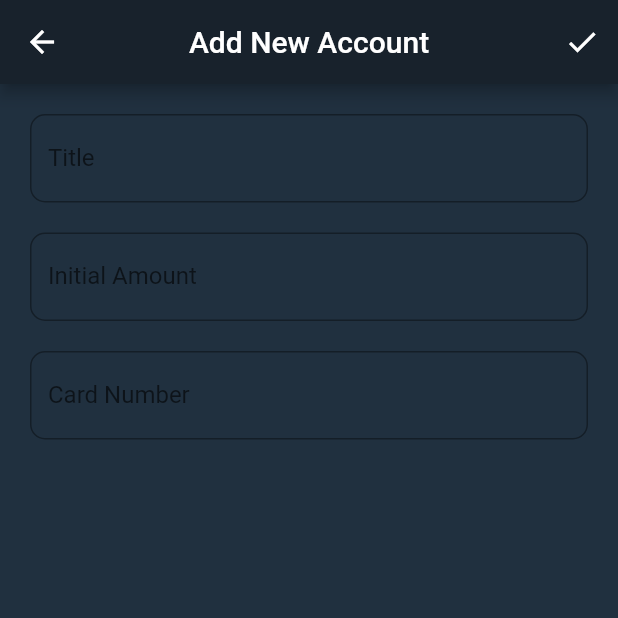
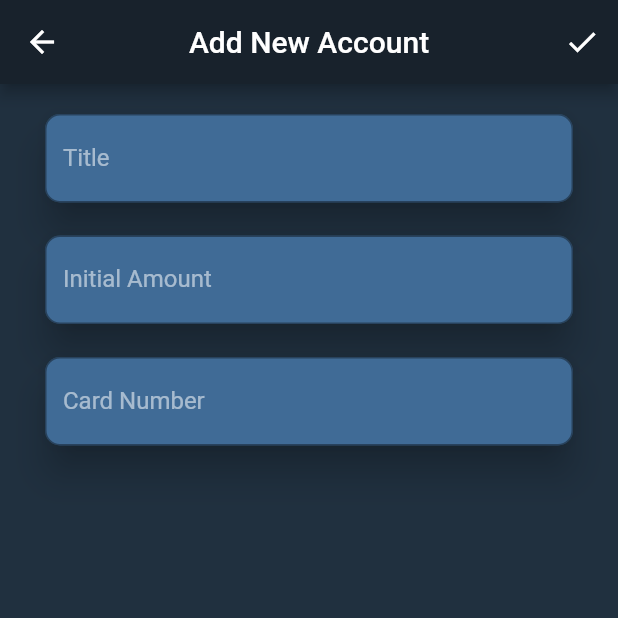
Before and after one commit to mehranz/meAccounting, a Flutter app: the AddNewAccountScreen screen opened directly, on a phone screen of 412 x 824 dp, the top half of it. Run offline on Flutter 3.47's test engine with Material 2 defaults, Android fonts, the phone set to English and light mode, and no system bars; our stand-ins replace sqflite; accounts and stored records are empty.

Commit message:
some UI changes

```diff
--- a/lib/src/screens/add_new_account_screen.dart
+++ b/lib/src/screens/add_new_account_screen.dart
@@ -35,16 +35,21 @@ class AddNewAccountScreen extends StatelessWidget {
         margin: EdgeInsets.all(20),
         child: Column(children: <Widget>[
           titleField(),
-          SizedBox(
-            height: 20,
-          ),
           initialAmountField(),
-          SizedBox(
-            height: 20,
-          ),
           cardNumberField(),
         ]),
       ),
+    );
+  }
+
+  Widget textFieldsTheme(Widget textField, {Color primaryColor}) {
+    return Theme(
+      child: textField,
+      data: ThemeData(
+          primaryColor: primaryColor,
+          accentColor: Colors.white,
+          hintColor: Colors.white54,
+          textSelectionColor: Colors.white),
     );
   }
 
@@ -58,18 +63,44 @@ class AddNewAccountScreen extends StatelessWidget {
     return StreamBuilder(
       stream: bloc.titleStream,
       builder: (BuildContext context, AsyncSnapshot<String> snapshot) {
-        return TextField(
+        return Column(children: [
+          textFieldsTheme(
+              Card(
+                  margin: EdgeInsets.only(left: 10, right: 10),
+                  elevation: 10,
+                  shape: RoundedRectangleBorder(
+                      borderRadius: BorderRadius.circular(10)),
+                  color: Color(0XFF406B96),
+                  child: TextField(
+                    style: TextStyle(color: Colors.white),
                     controller: _titleController,
                     onChanged: (value) => bloc.addTitle(value),
                     decoration: InputDecoration(
                       labelText: "Title",
                       hintText: "Title",
+
                       border: OutlineInputBorder(
                         borderRadius: BorderRadius.circular(10.0),
                       ),
-            errorText: snapshot.hasError ? snapshot.error : null,
+                      // errorText: snapshot.hasError ? snapshot.error : null,
                     ),
-        );
+                  )),
+              primaryColor: snapshot.hasError ? Colors.red : Colors.white),
+
+          // Container for error text to avoid show errors inside card
+          Container(
+              // height: 10,
+              alignment: Alignment.bottomLeft,
+              // padding: EdgeInsets.all(10),
+              margin: EdgeInsets.only(bottom: 10, top: 2, left: 20),
+              child: snapshot.hasError
+                  ? Text(
+                      snapshot.error,
+                      style: TextStyle(color: Colors.red),
+                      textAlign: TextAlign.right,
+                    )
+                  : SizedBox())
+        ]);
       },
     );
   }
@@ -84,12 +115,22 @@ class AddNewAccountScreen extends StatelessWidget {
     return StreamBuilder(
       stream: bloc.initialAmountStream,
       builder: (BuildContext context, AsyncSnapshot<int> snapshot) {
-        return TextField(
+        return Column(children: [
+          textFieldsTheme(
+              Card(
+                  margin: EdgeInsets.only(left: 10, right: 10, top: 10),
+                  elevation: 10,
+                  shape: RoundedRectangleBorder(
+                      borderRadius: BorderRadius.circular(10)),
+                  color: Color(0XFF406B96),
+                  child: TextField(
+                    style: TextStyle(color: Colors.white),
                     inputFormatters: <TextInputFormatter>[
                       WhitelistingTextInputFormatter
                           .digitsOnly // make text field to only accept digits
                     ],
-          onChanged: (value) => bloc.addInitialAmount(int.parse(value)),
+                    onChanged: (value) =>
+                        bloc.addInitialAmount(int.parse(value)),
                     controller: _amountController,
                     decoration: InputDecoration(
                       labelText: "Initial Amount",
@@ -97,10 +138,24 @@ class AddNewAccountScreen extends StatelessWidget {
                       border: OutlineInputBorder(
                         borderRadius: BorderRadius.circular(10.0),
                       ),
-            errorText: snapshot.hasError ? snapshot.error : null,
                     ),
                     keyboardType: TextInputType.number,
-        );
+                  )),
+              primaryColor: snapshot.hasError ? Colors.red : Colors.white),
+          // Container for error text to avoid show errors inside card
+          Container(
+              // height: 10,
+              alignment: Alignment.bottomLeft,
+              // padding: EdgeInsets.all(10),
+              margin: EdgeInsets.only(top: 2, left: 20, bottom: 10),
+              child: snapshot.hasError
+                  ? Text(
+                      snapshot.error,
+                      style: TextStyle(color: Colors.red),
+                      textAlign: TextAlign.right,
+                    )
+                  : SizedBox()),
+        ]);
       },
     );
   }
@@ -115,11 +170,21 @@ class AddNewAccountScreen extends StatelessWidget {
     return StreamBuilder(
       stream: bloc.cardNumberStream,
       builder: (BuildContext context, AsyncSnapshot<int> snapshot) {
-        return TextField(
+        return Column(children: [
+          textFieldsTheme(
+              Card(
+                  margin: EdgeInsets.only(left: 10, right: 10, top: 10),
+                  elevation: 10,
+                  shape: RoundedRectangleBorder(
+                      borderRadius: BorderRadius.circular(10)),
+                  color: Color(0XFF406B96),
+                  child: TextField(
+                    style: TextStyle(color: Colors.white),
                     onChanged: (value) => bloc.addCardNumber(int.parse(value)),
                     controller: _cardNumberController,
                     inputFormatters: <TextInputFormatter>[
-            WhitelistingTextInputFormatter.digitsOnly // make text field to only accept digits
+                      WhitelistingTextInputFormatter
+                          .digitsOnly // make text field to only accept digits
                     ],
                     decoration: InputDecoration(
                       labelText: "Card Number",
@@ -127,10 +192,25 @@ class AddNewAccountScreen extends StatelessWidget {
                       border: OutlineInputBorder(
                         borderRadius: BorderRadius.circular(10.0),
                       ),
-            errorText: snapshot.hasError ? snapshot.error : null,
                     ),
                     keyboardType: TextInputType.number,
-        );
+                  )),
+              primaryColor: snapshot.hasError ? Colors.red : Colors.white),
+
+          // Container for error text to avoid show errors inside card
+          Container(
+              // height: 10,
+              alignment: Alignment.bottomLeft,
+              // padding: EdgeInsets.all(10),
+              margin: EdgeInsets.only(bottom: 10, top: 2, left: 20),
+              child: snapshot.hasError
+                  ? Text(
+                      snapshot.error,
+                      style: TextStyle(color: Colors.red),
+                      textAlign: TextAlign.right,
+                    )
+                  : SizedBox()),
+        ]);
       },
     );
   }
```
Lines whose indentation alone changed are shown as unchanged.
